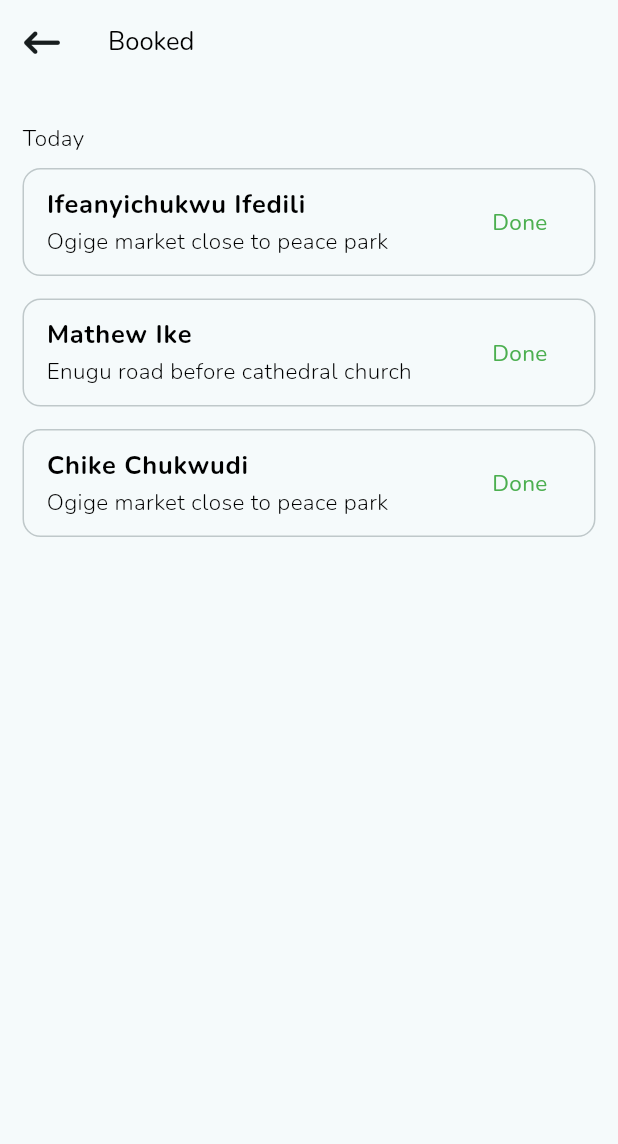
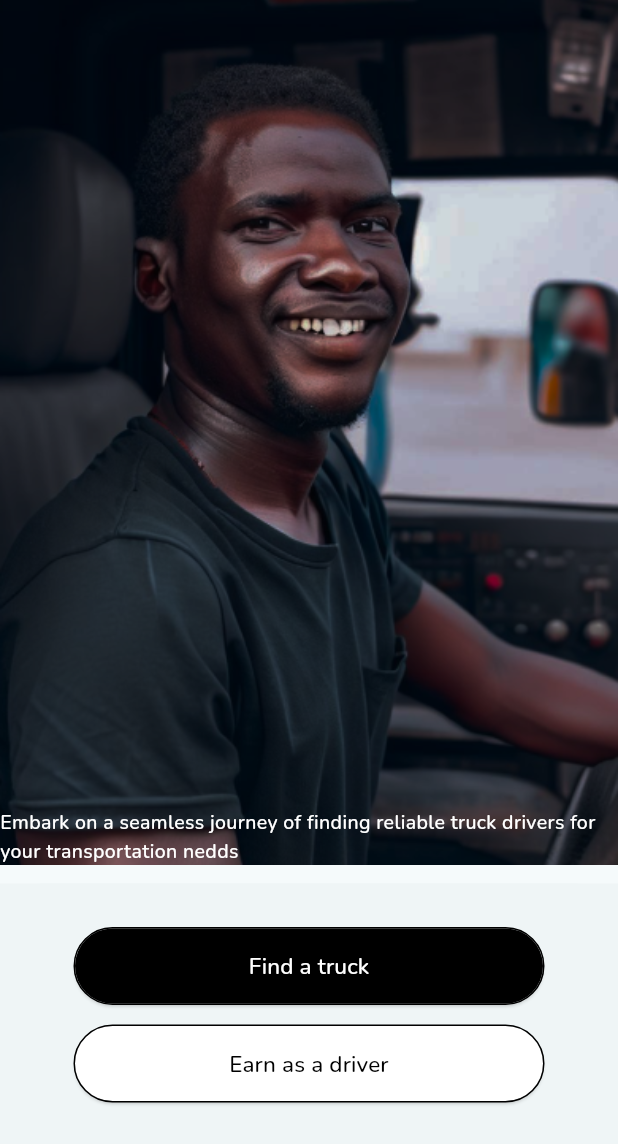
Before and after one commit to codeZe-us/Truckhub, a Flutter app: the screen it shows after launch, on a phone screen of 412 x 824 dp. Shown: the top 1144 px of the screen. Run offline on Flutter 3.47's test engine with Material 3 defaults, Android fonts, the phone set to English and light mode, and no system bars; our stand-ins replace flutter_hooks, flutter_rating_bar, font_awesome_flutter, gap, google_fonts, google_maps_flutter and 2 more.

Commit message:
Done with the landing page

```diff
--- a/lib/main.dart
+++ b/lib/main.dart
@@ -12,6 +12,7 @@ import 'package:truckhub/screens/views/home_screen/sub_view/account_view/get_pro
 import 'package:truckhub/screens/views/home_screen/sub_view/account_view/main_account_view.dart';
 import 'package:truckhub/screens/views/home_screen/sub_view/google_map_view.dart';
 import 'package:truckhub/screens/views/home_screen/sub_view/notifications/notification_view.dart';
+import 'package:truckhub/screens/views/landing_page_screen.dart';
 import 'package:truckhub/screens/views/pickup_location_destination/pickup_locaton_and_destination_search_view.dart';
 import 'package:truckhub/screens/views/welcome_back_screen.dart';
 import 'package:truckhub/screens/views/welcome_to_truckhub_screen.dart';
@@ -46,7 +47,7 @@ class MyApp extends StatelessWidget {
         ),
         useMaterial3: true,
       ),
-      home: const BookedDriversScreen()
+      home: const LandingPageScreen()
     );
   }
 }
--- a/lib/screens/constants/fontsizes.dart
+++ b/lib/screens/constants/fontsizes.dart
@@ -1,5 +1,6 @@
 const fontSize1 = 5.0;
 const fontSize2 = 10.0;
+const fontSize2half = 13.0;
 const fontSize3 = 15.0;
 const fontSize3half = 17.0;
 const fontSize4 = 20.0;
--- a/lib/screens/constants/strings.dart
+++ b/lib/screens/constants/strings.dart
@@ -50,6 +50,8 @@ const ifeanyiString = 'Ifeanyichukwu Ifedili has responded your ride';
 const riderString = 'Rider';
 const cancelString = 'Cancel';
 const continueString = 'Continue';
+const findAtruckString = 'Find a truck';
+const earnAsDriverString = 'Earn as a driver';
 const cancelYourRideString = 'Sure you want to cancel your ride?';
 const yesString = 'Yes';
 const noString = 'No';
@@ -89,6 +91,7 @@ const ogigeMarketString = 'Ogige market close to peace park';
 const enuguRoadString = 'Enugu road before cathedral church';
 const driver2NameString = 'Mathew Ike';
 const driver3NameString = 'Chike Chukwudi';
+const introString = 'Embark on a seamless journey of finding reliable truck drivers for your transportation nedds';
 const userExperienceString = 'What was your experience with this rider';
 const termsAndPolicyString = """
 At TruckHub, is accessible from TruckHub.com. One of our main priorities is the privacy of our visitors.
--- a/lib/screens/custom_widgets/annotated_region_widget.dart
+++ b/lib/screens/custom_widgets/annotated_region_widget.dart
@@ -4,12 +4,12 @@ import 'package:truckhub/screens/constants/colors.dart';
 
 class GenericAnnotatedRegion extends StatelessWidget {
   final Widget child;
-  final Color? color;
+  final bool? changeStatusBarIconBrightness;
 
   const GenericAnnotatedRegion({
     super.key,
     required this.child,
-    this.color
+    this.changeStatusBarIconBrightness
   });
 
   @override
@@ -17,8 +17,9 @@ class GenericAnnotatedRegion extends StatelessWidget {
     return AnnotatedRegion<SystemUiOverlayStyle>(
       value: SystemUiOverlayStyle(
         systemNavigationBarColor: blackColor,
-        statusBarColor: color ?? transparentColor,
-        statusBarIconBrightness: Brightness.dark,
+        statusBarColor: transparentColor,
+        statusBarIconBrightness: changeStatusBarIconBrightness ?? false
+          ? Brightness.light : Brightness.dark,
         systemNavigationBarIconBrightness: Brightness.light
       ),
       child: child
--- a/lib/screens/custom_widgets/custom_card_widget.dart
+++ b/lib/screens/custom_widgets/custom_card_widget.dart
@@ -112,7 +112,7 @@ class _GenericCardWidgetWithTrailingTextState extends State<GenericCardWidgetWit
         ),
         subtitle: GenericText(
           noCenterAlign: true,
-          fontSize: fontSize3,
+          fontSize: fontSize2half,
           fontWeight: fontWeight3,
           text: widget.subtitle
         ),
--- /dev/null
+++ b/lib/screens/views/landing_page_screen.dart
@@ -0,0 +1,81 @@
+import 'package:flutter/material.dart';
+import 'package:gap/gap.dart';
+import 'package:truckhub/screens/constants/colors.dart';
+import 'package:truckhub/screens/constants/fontsizes.dart';
+import 'package:truckhub/screens/constants/fontweights.dart';
+import 'package:truckhub/screens/constants/strings.dart';
+import 'package:truckhub/screens/custom_widgets/annotated_region_widget.dart';
+import 'package:truckhub/screens/custom_widgets/elevated_button_widget.dart';
+import 'package:truckhub/screens/custom_widgets/text_widget.dart';
+
+class LandingPageScreen extends StatelessWidget {
+  const LandingPageScreen({super.key});
+
+  @override
+  Widget build(BuildContext context) {
+    final screenWidth = MediaQuery.of(context).size.width;
+    final screenHeight = MediaQuery.of(context).size.height;
+
+    return GenericAnnotatedRegion(
+      changeStatusBarIconBrightness: true,
+      child: Scaffold(
+        body: Container(
+          alignment: Alignment.bottomLeft,
+          padding: EdgeInsets.zero,
+          width: screenWidth,
+          height: screenHeight * 0.7,
+          decoration: const BoxDecoration(
+            image: DecorationImage(
+              image: AssetImage(personPng),
+              fit: BoxFit.cover
+            )
+          ),
+          child: const GenericText(
+            noCenterAlign: true,
+            color: whiteColor,
+            fontSize: fontSize2half,
+            fontWeight: fontWeight5,
+            text: introString,
+          ),
+        ),
+        bottomSheet: BottomSheet(
+          constraints: BoxConstraints(
+            maxHeight: screenHeight * 0.3,
+            maxWidth: screenWidth
+          ),
+          elevation: 0,
+          onClosing: (){},
+          builder: (context){
+            return SizedBox(
+              width: screenWidth,
+              child: SingleChildScrollView(
+                child: Column(
+                  mainAxisSize: MainAxisSize.min,
+                  crossAxisAlignment: CrossAxisAlignment.stretch,
+                  children: [
+                    const Gap(30),
+                    GenericElevatedButton(
+                      onPressed: (){},
+                      title: findAtruckString
+                    ),
+                    const Gap(15),
+                    GenericElevatedButton(
+                      backgroundColor: whiteColor,
+                      color: blackColor,
+                      onPressed: (){},
+                      title: earnAsDriverString
+                    ),
+                    const Gap(90)
+                  ]
+                ),
+              ),
+            );
+          },
+          shape: RoundedRectangleBorder(
+            borderRadius: BorderRadius.circular(0)
+          ),
+        )
+      )
+    );
+  }
+}
```
Also changed, not shown: lib/screens/views/splash_screen.dart (added).
